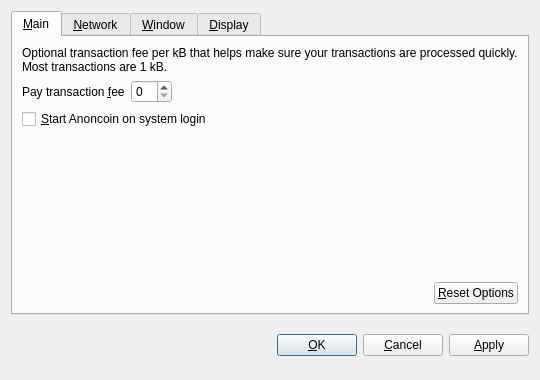
nihilistcoin/nihilistcoin, file src/qt/forms/optionsdialog.ui: the form before one commit.
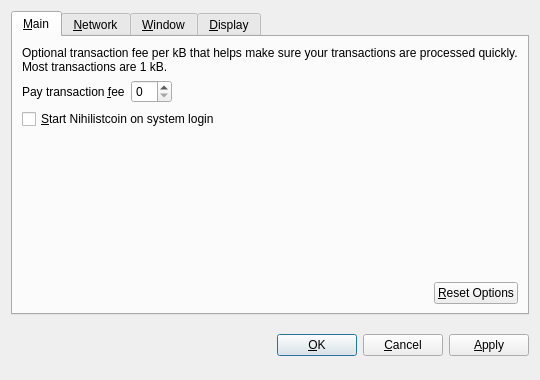
The form after the commit. Custom widgets are drawn as their Qt base class.

```diff
--- a/src/qt/forms/optionsdialog.ui
+++ b/src/qt/forms/optionsdialog.ui
@@ -82,7 +82,7 @@
           <string>Automatically start Anoncoin after logging in to the system.</string>
          </property>
          <property name="text">
-          <string>&amp;Start Anoncoin on system login</string>
+          <string>&amp;Start Nihilistcoin on system login</string>
          </property>
         </widget>
        </item>
```
Left out of the diff: 10 changed lines with no effect on the pictures.
